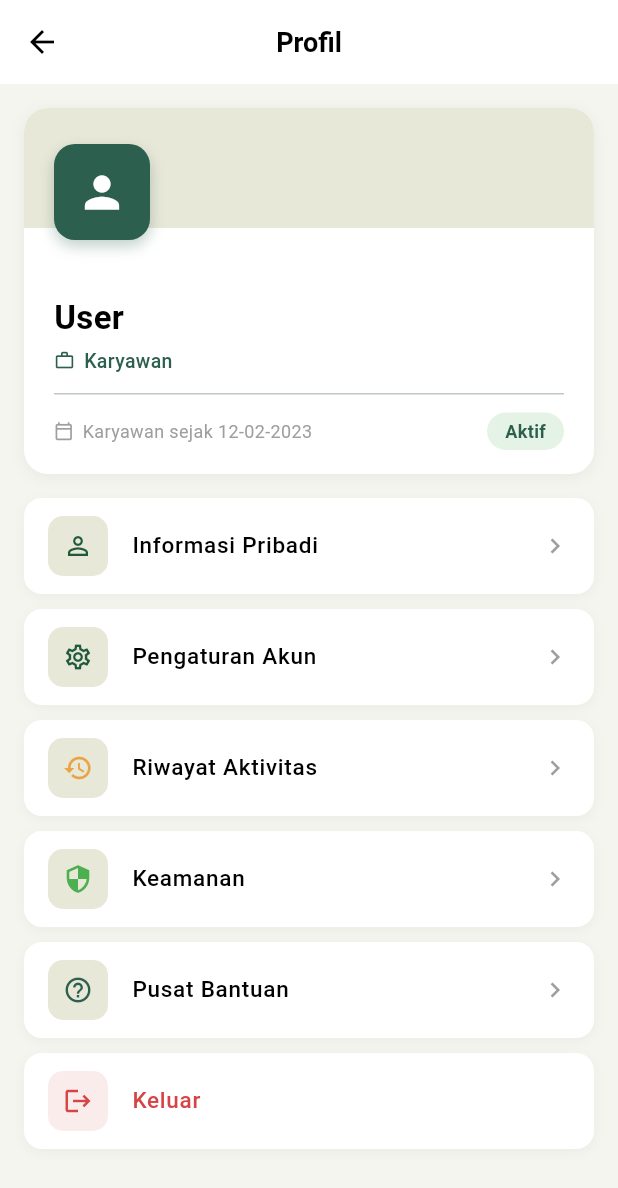
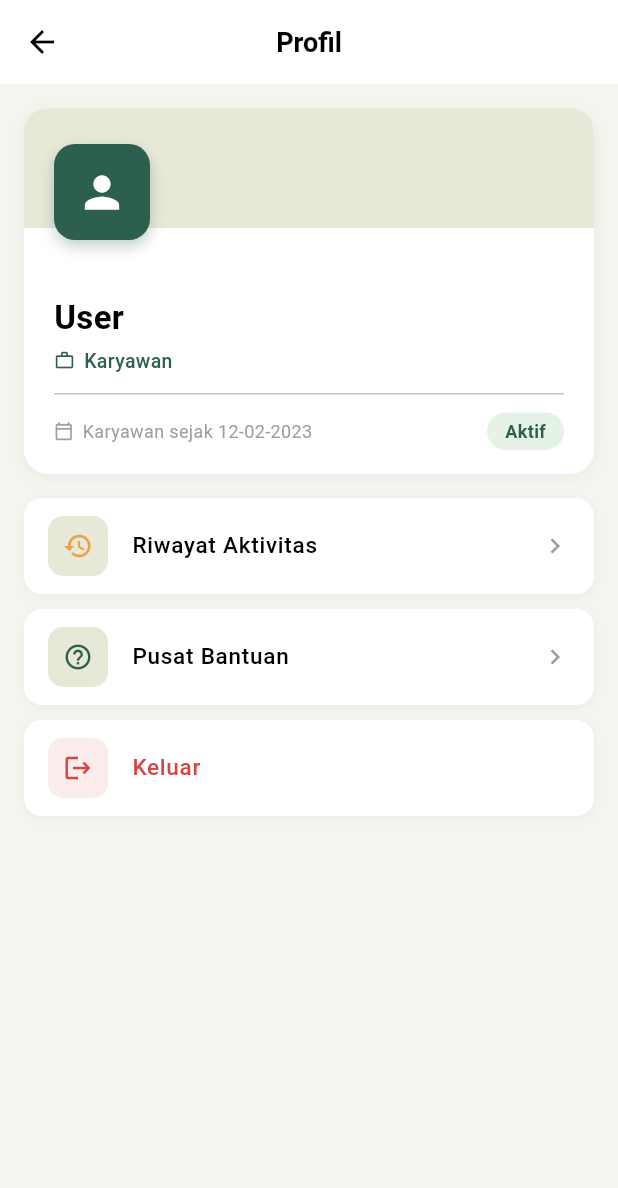
Before and after one commit to arkanaajaaa/HayCrew, a Flutter app: the ProfilPage screen opened directly, on a phone screen of 412 x 824 dp. Shown: the top 1188 px of the screen. Run offline on Flutter 3.47's test engine with Material 3 defaults, Android fonts, the phone set to English and light mode, and no system bars; our stand-ins replace get, get_storage, google_sign_in, image_picker, sqflite; missing offline and left inert: googleapis; accounts and stored records are empty; network calls fail.

```diff
--- a/lib/controllers/profilecontroller.dart
+++ b/lib/controllers/profilecontroller.dart
@@ -66,20 +66,7 @@ class ProfilController extends GetxController {
 
   // ─── Menu ─────────────────────────────────────────────────────────────────
   List<ProfilMenuItem> _buildMenuItems() => [
-    ProfilMenuItem(
-      icon: Icons.person_outline,
-      iconBgColor: AppColors.calendarBackground,
-      iconColor: AppColors.textDark,
-      title: 'Informasi Pribadi',
-      onTap: onTapInformasiPribadi,
-    ),
-    ProfilMenuItem(
-      icon: Icons.settings_outlined,
-      iconBgColor: AppColors.calendarBackground,
-      iconColor: AppColors.textDark,
-      title: 'Pengaturan Akun',
-      onTap: onTapPengaturanAkun,
-    ),
+
     ProfilMenuItem(
       icon: Icons.history,
       iconBgColor: AppColors.calendarBackground,
@@ -87,13 +74,7 @@ class ProfilController extends GetxController {
       title: 'Riwayat Aktivitas',
       onTap: onTapRiwayatAktivitas,
     ),
-    ProfilMenuItem(
-      icon: Icons.security_outlined,
-      iconBgColor: AppColors.calendarBackground,
-      iconColor: AppColors.lightGreen,
-      title: 'Keamanan',
-      onTap: onTapKeamanan,
-    ),
+
     ProfilMenuItem(
       icon: Icons.help_outline,
       iconBgColor: AppColors.calendarBackground,
--- a/lib/pages/dashboard/kandang/homepagekandang.dart
+++ b/lib/pages/dashboard/kandang/homepagekandang.dart
@@ -234,6 +234,8 @@ class _HomeStatusList extends StatelessWidget {
         );
       }
 
+      const int maxVisible = 8;
+      final visibleStatusList = controller.statusList.take(maxVisible).toList();
       return Column(
         children: controller.statusList.map((status) {
           return StatusCardWidget(
--- a/lib/pages/dashboard/kandang/main_shell_pagekandang.dart
+++ b/lib/pages/dashboard/kandang/main_shell_pagekandang.dart
@@ -5,7 +5,7 @@ import 'package:haycrew_app/constants/app_colors.dart';
 import 'package:haycrew_app/controllers/navbar_controller.dart';
 import 'package:haycrew_app/pages/dashboard/kandang/homepagekandang.dart';
 import 'package:haycrew_app/pages/dashboard/kandang/historypage.dart';
-import 'package:haycrew_app/pages/dashboard/kandang/profilepage.dart';
+import 'package:haycrew_app/pages/profilepage.dart';
 
 class MainShellPage extends StatelessWidget {
   const MainShellPage({Key? key}) : super(key: key);
--- a/lib/pages/dashboard/storage/mainshell_pagestorage.dart
+++ b/lib/pages/dashboard/storage/mainshell_pagestorage.dart
@@ -12,7 +12,7 @@ import 'package:haycrew_app/pages/dashboard/storage/homepagestorage.dart';
 // Halaman Riwayat & Profil bisa dishare atau dibuat versi storage sendiri.
 // Untuk sekarang pakai placeholder dulu.
 import 'package:haycrew_app/pages/dashboard/kandang/historypage.dart';
-import 'package:haycrew_app/pages/dashboard/kandang/profilepage.dart';
+import 'package:haycrew_app/pages/profilepage.dart';
 
 class MainShellPageStorage extends StatelessWidget {
   const MainShellPageStorage({Key? key}) : super(key: key);
--- a/lib/pages/dashboard/kandang/profilepage.dart
+++ b/lib/pages/profilepage.dart
@@ -1,6 +1,5 @@
 import 'package:flutter/material.dart';
 import 'package:get/get.dart';
-
 import 'package:haycrew_app/constants/app_colors.dart';
 import 'package:haycrew_app/controllers/profilecontroller.dart';
 
--- a/lib/routes/app_routes.dart
+++ b/lib/routes/app_routes.dart
@@ -19,5 +19,5 @@ class AppRoutes {
   static const String PROFIL        = '/profil';
   static const String SETTINGS      = '/settings';
   static const String NOTIFICATIONS = '/notifications';
-  static const String INITIAL = SPLASH;
+  static const String INITIAL = LOGIN;
 }
```
Also changed, not shown: lib/controllers/CStorage/storagehome_controller.dart (+6 -2 lines).
